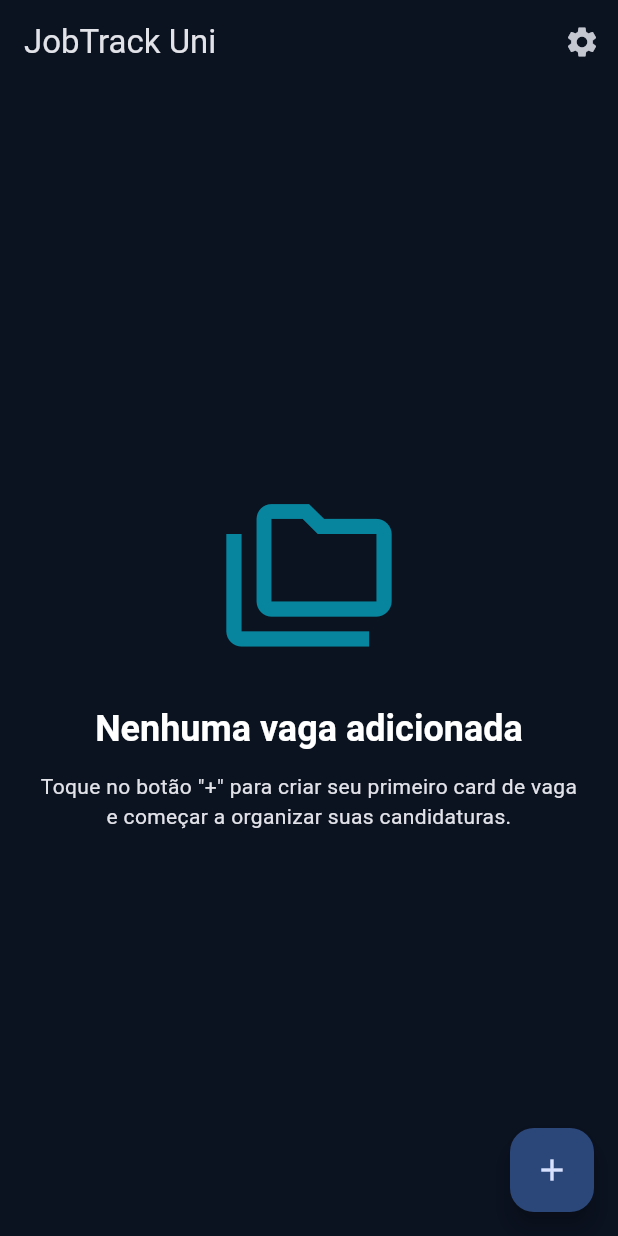
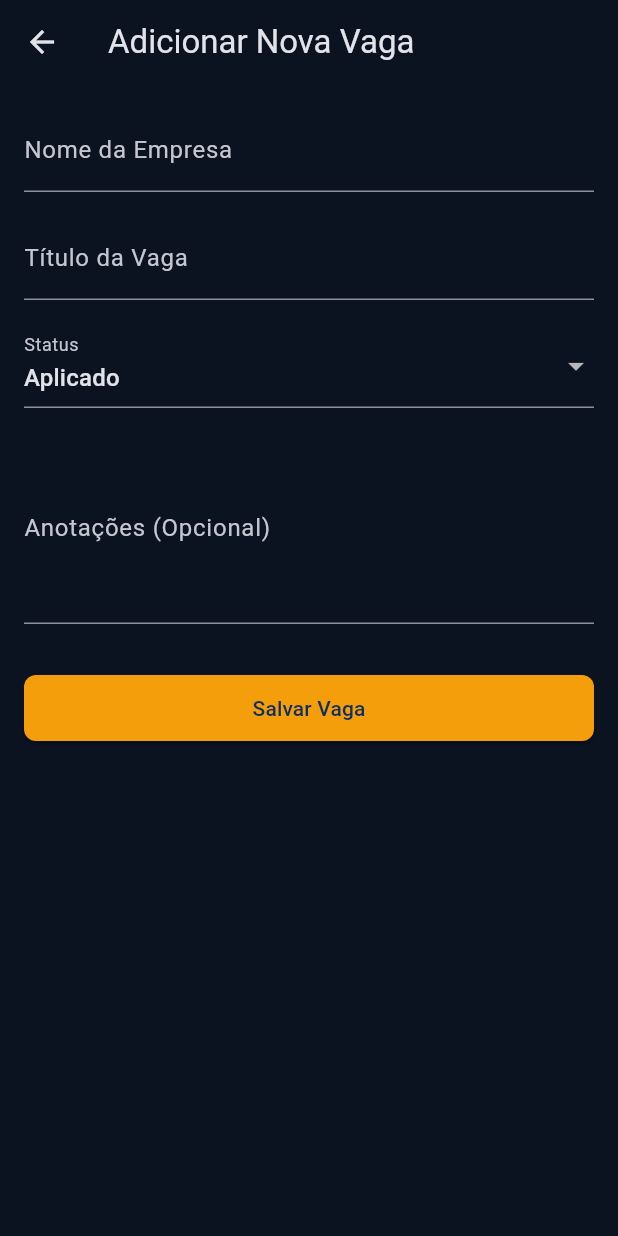
Before and after one commit to brunosg1/jobtrack_uni, a Flutter app: the HomeScreen screen opened directly, after a tap on the "add" icon, on a phone screen of 412 x 824 dp. Run offline on Flutter 3.47's test engine with Material 3 defaults, Android fonts, the phone set to English and light mode, and no system bars; our stand-ins replace flutter_markdown, shared_preferences, smooth_page_indicator; accounts and stored records are empty.

Commit message:
Add Job Card

```diff
--- /dev/null
+++ b/lib/add_card_screen.dart
@@ -0,0 +1,101 @@
+import 'package:flutter/material.dart';
+import 'package:jobtrack_uni/job_card_model.dart';
+
+class AddCardScreen extends StatefulWidget {
+  const AddCardScreen({super.key});
+
+  @override
+  State<AddCardScreen> createState() => _AddCardScreenState();
+}
+
+class _AddCardScreenState extends State<AddCardScreen> {
+  final _formKey = GlobalKey<FormState>();
+  final _companyController = TextEditingController();
+  final _jobTitleController = TextEditingController();
+  final _notesController = TextEditingController();
+
+  String _selectedStatus = 'Aplicado'; // Valor inicial
+  final List<String> _statuses = ['Aplicado', 'Entrevistando', 'Oferta Recebida', 'Recusado', 'Arquivado'];
+
+  @override
+  void dispose() {
+    _companyController.dispose();
+    _jobTitleController.dispose();
+    _notesController.dispose();
+    super.dispose();
+  }
+
+  void _saveCard() {
+    if (_formKey.currentState!.validate()) {
+      final newCard = JobCard(
+        id: DateTime.now().millisecondsSinceEpoch.toString(),
+        companyName: _companyController.text,
+        jobTitle: _jobTitleController.text,
+        status: _selectedStatus,
+        notes: _notesController.text,
+        appliedDate: DateTime.now(),
+      );
+      // Retorna o novo card para a tela anterior (HomeScreen)
+      Navigator.of(context).pop(newCard);
+    }
+  }
+
+  @override
+  Widget build(BuildContext context) {
+    final theme = Theme.of(context);
+    return Scaffold(
+      appBar: AppBar(
+        title: const Text('Adicionar Nova Vaga'),
+      ),
+      body: SingleChildScrollView(
+        padding: const EdgeInsets.all(16.0),
+        child: Form(
+          key: _formKey,
+          child: Column(
+            crossAxisAlignment: CrossAxisAlignment.stretch,
+            children: [
+              TextFormField(
+                controller: _companyController,
+                decoration: const InputDecoration(labelText: 'Nome da Empresa'),
+                validator: (value) => value!.isEmpty ? 'Campo obrigatório' : null,
+              ),
+              const SizedBox(height: 16),
+              TextFormField(
+                controller: _jobTitleController,
+                decoration: const InputDecoration(labelText: 'Título da Vaga'),
+                validator: (value) => value!.isEmpty ? 'Campo obrigatório' : null,
+              ),
+              const SizedBox(height: 16),
+              DropdownButtonFormField<String>(
+                value: _selectedStatus,
+                items: _statuses.map((String status) {
+                  return DropdownMenuItem<String>(
+                    value: status,
+                    child: Text(status),
+                  );
+                }).toList(),
+                onChanged: (newValue) {
+                  setState(() {
+                    _selectedStatus = newValue!;
+                  });
+                },
+                decoration: const InputDecoration(labelText: 'Status'),
+              ),
+              const SizedBox(height: 16),
+              TextFormField(
+                controller: _notesController,
+                decoration: const InputDecoration(labelText: 'Anotações (Opcional)'),
+                maxLines: 4,
+              ),
+              const SizedBox(height: 32),
+              ElevatedButton(
+                onPressed: _saveCard,
+                child: const Text('Salvar Vaga'),
+              ),
+            ],
+          ),
+        ),
+      ),
+    );
+  }
+}
--- a/lib/home_screen.dart
+++ b/lib/home_screen.dart
@@ -1,10 +1,51 @@
 import 'package:flutter/material.dart';
+import 'package:jobtrack_uni/add_card_screen.dart';
+import 'package:jobtrack_uni/job_card_model.dart';
+import 'package:jobtrack_uni/job_card_widget.dart';
 import 'package:jobtrack_uni/onboarding_screen.dart';
 import 'package:jobtrack_uni/prefs_service.dart';
 import 'package:provider/provider.dart';
 
-class HomeScreen extends StatelessWidget {
+class HomeScreen extends StatefulWidget {
   const HomeScreen({super.key});
+
+  @override
+  State<HomeScreen> createState() => _HomeScreenState();
+}
+
+class _HomeScreenState extends State<HomeScreen> {
+  List<JobCard> _jobCards = [];
+
+  @override
+  void initState() {
+    super.initState();
+    _loadCards();
+  }
+
+  void _loadCards() {
+    final prefsService = Provider.of<PrefsService>(context, listen: false);
+    setState(() {
+      _jobCards = prefsService.getJobCards();
+    });
+  }
+
+  void _saveCards() {
+    final prefsService = Provider.of<PrefsService>(context, listen: false);
+    prefsService.saveJobCards(_jobCards);
+  }
+
+  void _navigateAndAddCard() async {
+    final newCard = await Navigator.of(context).push<JobCard>(
+      MaterialPageRoute(builder: (context) => const AddCardScreen()),
+    );
+
+    if (newCard != null) {
+      setState(() {
+        _jobCards.add(newCard);
+      });
+      _saveCards();
+    }
+  }
 
   void _showRevokeConsentDialog(BuildContext context, PrefsService prefsService) {
     showDialog(
@@ -26,24 +67,21 @@ class HomeScreen extends StatelessWidget {
                 Navigator.of(dialogContext).pop();
                 await prefsService.revokeConsent();
 
-                // SnackBar com Desfazer (RF-6)
                 ScaffoldMessenger.of(context).showSnackBar(
                   SnackBar(
                     content: const Text('Consentimento revogado.'),
                     action: SnackBarAction(
                       label: 'Desfazer',
                       onPressed: () async {
-                         // Se desfizer, restaura o aceite e não faz nada.
                          await prefsService.saveConsent();
                       },
                     ),
                   ),
                 );
 
-                // Aguarda o SnackBar terminar para ver se o usuário desfez.
                 await Future.delayed(const Duration(seconds: 4));
 
-                if (!prefsService.hasAcceptedCurrentPolicies()) {
+                if (!prefsService.hasAcceptedCurrentPolicies() && mounted) {
                     Navigator.of(context).pushAndRemoveUntil(
                       MaterialPageRoute(builder: (context) => const OnboardingScreen()),
                       (Route<dynamic> route) => false,
@@ -63,25 +101,32 @@ class HomeScreen extends StatelessWidget {
 
     return Scaffold(
       appBar: AppBar(
-        title: const Text('JobTrack Uni'),
+        title: const Text('Minhas Vagas'),
         actions: [
           IconButton(
             icon: const Icon(Icons.settings),
             onPressed: () {
-              // Placeholder para tela de configurações.
-              // A opção de revogar está aqui como exemplo.
               _showRevokeConsentDialog(context, prefsService);
             },
           ),
         ],
       ),
-      body: Center(
+      body: _jobCards.isEmpty ? _buildEmptyState() : _buildCardList(),
+      floatingActionButton: FloatingActionButton(
+        onPressed: _navigateAndAddCard,
+        tooltip: 'Adicionar Vaga',
+        child: const Icon(Icons.add),
+      ),
+    );
+  }
+
+  Widget _buildEmptyState() {
+    return Center(
       child: Padding(
         padding: const EdgeInsets.all(24.0),
         child: Column(
           mainAxisAlignment: MainAxisAlignment.center,
           children: [
-              // Ilustração "Hero/empty" (3.4)
             Icon(Icons.folder_copy_outlined, size: 120, color: Theme.of(context).colorScheme.secondary.withOpacity(0.7)),
             const SizedBox(height: 24),
             Text(
@@ -96,14 +141,17 @@ class HomeScreen extends StatelessWidget {
           ],
         ),
       ),
-      ),
-      floatingActionButton: FloatingActionButton(
-        onPressed: () {
-          // Ação para criar o 1º card de vaga.
+    );
+  }
+
+  Widget _buildCardList() {
+    return ListView.builder(
+      itemCount: _jobCards.length,
+      itemBuilder: (context, index) {
+        // Ordena a lista para mostrar os mais recentes primeiro
+        final card = _jobCards.reversed.toList()[index];
+        return JobCardWidget(card: card);
       },
-        child: const Icon(Icons.add),
-        tooltip: 'Adicionar Vaga',
-      ),
     );
   }
 }
--- /dev/null
+++ b/lib/job_card_model.dart
@@ -0,0 +1,43 @@
+import 'dart:convert';
+
+class JobCard {
+  final String id;
+  final String companyName;
+  final String jobTitle;
+  final String status;
+  final String? notes;
+  final DateTime appliedDate;
+
+  JobCard({
+    required this.id,
+    required this.companyName,
+    required this.jobTitle,
+    required this.status,
+    this.notes,
+    required this.appliedDate,
+  });
+
+  // Método para converter um objeto JobCard em um Map (para JSON)
+  Map<String, dynamic> toJson() {
+    return {
+      'id': id,
+      'companyName': companyName,
+      'jobTitle': jobTitle,
+      'status': status,
+      'notes': notes,
+      'appliedDate': appliedDate.toIso8601String(),
+    };
+  }
+
+  // Método de fábrica para criar um JobCard a partir de um Map (de JSON)
+  factory JobCard.fromJson(Map<String, dynamic> json) {
+    return JobCard(
+      id: json['id'],
+      companyName: json['companyName'],
+      jobTitle: json['jobTitle'],
+      status: json['status'],
+      notes: json['notes'],
+      appliedDate: DateTime.parse(json['appliedDate']),
+    );
+  }
+}
--- a/lib/prefs_service.dart
+++ b/lib/prefs_service.dart
@@ -1,3 +1,5 @@
+import 'dart:convert';
+import 'package:jobtrack_uni/job_card_model.dart';
 import 'package:shared_preferences/shared_preferences.dart';
 
 // Chaves de persistência definidas no PRD.
@@ -7,6 +9,7 @@ class PrefsKeys {
   static const String privacyRead = 'privacy_read_v1';
   static const String termsRead = 'terms_read_v1';
   static const String acceptedAt = 'accepted_at';
+  static const String jobCards = 'job_cards'; // Nova chave
 }
 
 class PrefsService {
@@ -40,12 +43,21 @@ class PrefsService {
   Future<void> revokeConsent() async {
     await _prefs.remove(PrefsKeys.policiesVersionAccepted);
     await _prefs.remove(PrefsKeys.acceptedAt);
-    // Mantém o estado de leitura para não forçar o usuário a reler tudo.
   }
 
-  // Verifica se o usuário aceitou a versão atual das políticas.
   bool hasAcceptedCurrentPolicies() {
     return getPoliciesVersionAccepted() == _currentPoliciesVersion;
+  }
+
+  // --- Gerenciamento de Cards de Vaga ---
+  Future<void> saveJobCards(List<JobCard> cards) async {
+    final List<String> cardsJson = cards.map((card) => jsonEncode(card.toJson())).toList();
+    await _prefs.setStringList(PrefsKeys.jobCards, cardsJson);
+  }
+
+  List<JobCard> getJobCards() {
+    final List<String> cardsJson = _prefs.getStringList(PrefsKeys.jobCards) ?? [];
+    return cardsJson.map((cardString) => JobCard.fromJson(jsonDecode(cardString))).toList();
   }
 
   // Limpa todas as preferências (útil para testes).
--- a/pubspec.yaml
+++ b/pubspec.yaml
@@ -2,7 +2,7 @@ name: jobtrack_uni
 description: "O JobTrack Uni ajuda estudantes a organizar seu portfólio e acompanhar de forma eficiente as candidaturas para vagas de estágio."
 publish_to: 'none'
 
-version: 1.0.0+1
+version: 1.0.1+2
 
 environment:
   sdk: '>=3.2.3 <4.0.0'
@@ -10,6 +10,8 @@ environment:
 dependencies:
   flutter:
     sdk: flutter
+
+  intl: ^0.18.1
 
   # Para persistência de dados chave-valor
   shared_preferences: ^2.2.2
```
Also changed, not shown: lib/job_card_widget.dart (added, +97 -0 lines), pubspec.lock. Lines whose indentation alone changed are shown as unchanged.
